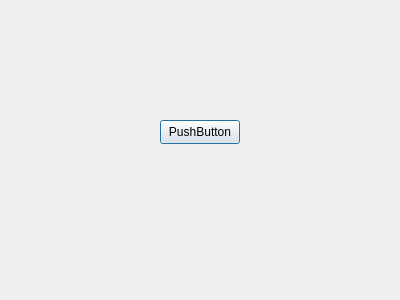
The window that WranaSection/Navigation.ui (SEGA-ABBASYA/Data_Structures) describes before a commit, drawn with Qt 5.
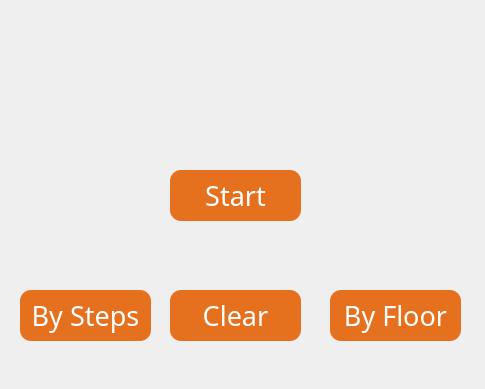
The same window after the commit. Icons and pictures are not drawn.

The edit to the form file:
```diff
--- a/WranaSection/Navigation.ui
+++ b/WranaSection/Navigation.ui
@@ -6,8 +6,8 @@
    <rect>
     <x>0</x>
     <y>0</y>
-    <width>400</width>
-    <height>300</height>
+    <width>485</width>
+    <height>389</height>
    </rect>
   </property>
   <property name="windowTitle">
@@ -16,16 +16,165 @@
   <widget class="QPushButton" name="pushButton">
    <property name="geometry">
     <rect>
-     <x>160</x>
-     <y>120</y>
-     <width>80</width>
-     <height>24</height>
+     <x>170</x>
+     <y>170</y>
+     <width>131</width>
+     <height>51</height>
     </rect>
    </property>
+   <property name="font">
+    <font>
+     <family>Impact</family>
+     <pointsize>20</pointsize>
+    </font>
+   </property>
+   <property name="styleSheet">
+    <string notr="true">color: rgb(255, 255, 255);
+background-color: rgb(229, 112, 30);
+border-radius:50%;
+border: none;
+border-radius: 11px; </string>
+   </property>
    <property name="text">
-    <string>PushButton</string>
+    <string>Start</string>
    </property>
   </widget>
+  <widget class="QLabel" name="label">
+   <property name="geometry">
+    <rect>
+     <x>0</x>
+     <y>0</y>
+     <width>481</width>
+     <height>391</height>
+    </rect>
+   </property>
+   <property name="styleSheet">
+    <string notr="true">background-image: url(:/assists/All_Materials/Rectangle 79.png);</string>
+   </property>
+   <property name="text">
+    <string/>
+   </property>
+  </widget>
+  <widget class="QLabel" name="label_2">
+   <property name="geometry">
+    <rect>
+     <x>-130</x>
+     <y>20</y>
+     <width>291</width>
+     <height>61</height>
+    </rect>
+   </property>
+   <property name="styleSheet">
+    <string notr="true">background-image: url(:/assists/All_Materials/Steps.png);</string>
+   </property>
+   <property name="text">
+    <string/>
+   </property>
+  </widget>
+  <widget class="QLabel" name="steps">
+   <property name="geometry">
+    <rect>
+     <x>210</x>
+     <y>30</y>
+     <width>111</width>
+     <height>41</height>
+    </rect>
+   </property>
+   <property name="font">
+    <font>
+     <family>Impact</family>
+     <pointsize>20</pointsize>
+    </font>
+   </property>
+   <property name="text">
+    <string/>
+   </property>
+  </widget>
+  <widget class="QPushButton" name="bysteps">
+   <property name="geometry">
+    <rect>
+     <x>20</x>
+     <y>290</y>
+     <width>131</width>
+     <height>51</height>
+    </rect>
+   </property>
+   <property name="font">
+    <font>
+     <family>Impact</family>
+     <pointsize>20</pointsize>
+    </font>
+   </property>
+   <property name="styleSheet">
+    <string notr="true">color: rgb(255, 255, 255);
+background-color: rgb(229, 112, 30);
+border-radius:50%;
+border: none;
+border-radius: 11px; </string>
+   </property>
+   <property name="text">
+    <string>By Steps</string>
+   </property>
+  </widget>
+  <widget class="QPushButton" name="floor">
+   <property name="geometry">
+    <rect>
+     <x>330</x>
+     <y>290</y>
+     <width>131</width>
+     <height>51</height>
+    </rect>
+   </property>
+   <property name="font">
+    <font>
+     <family>Impact</family>
+     <pointsize>20</pointsize>
+    </font>
+   </property>
+   <property name="styleSheet">
+    <string notr="true">color: rgb(255, 255, 255);
+background-color: rgb(229, 112, 30);
+border-radius:50%;
+border: none;
+border-radius: 11px; </string>
+   </property>
+   <property name="text">
+    <string>By Floor</string>
+   </property>
+  </widget>
+  <widget class="QPushButton" name="clear">
+   <property name="geometry">
+    <rect>
+     <x>170</x>
+     <y>290</y>
+     <width>131</width>
+     <height>51</height>
+    </rect>
+   </property>
+   <property name="font">
+    <font>
+     <family>Impact</family>
+     <pointsize>20</pointsize>
+    </font>
+   </property>
+   <property name="styleSheet">
+    <string notr="true">color: rgb(255, 255, 255);
+background-color: rgb(229, 112, 30);
+border-radius:50%;
+border: none;
+border-radius: 11px; </string>
+   </property>
+   <property name="text">
+    <string>Clear</string>
+   </property>
+  </widget>
+  <zorder>label</zorder>
+  <zorder>pushButton</zorder>
+  <zorder>label_2</zorder>
+  <zorder>steps</zorder>
+  <zorder>bysteps</zorder>
+  <zorder>floor</zorder>
+  <zorder>clear</zorder>
  </widget>
  <resources/>
  <connections/>
```
